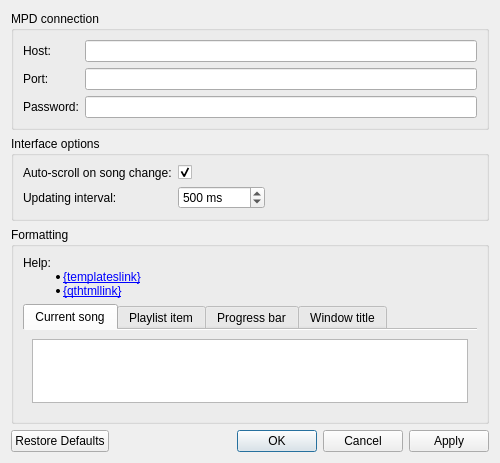
tsufeki/qygmy, file qygmy/ui/settings.ui: the form before one commit.
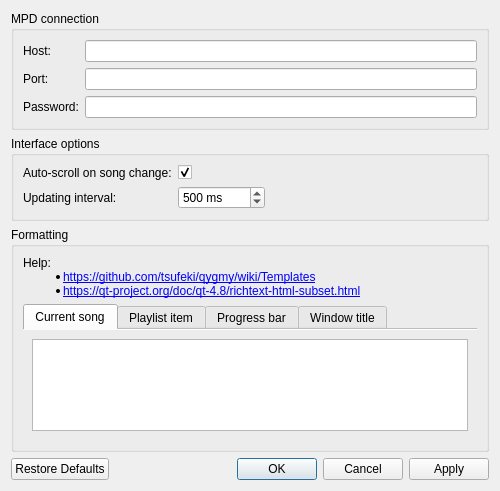
The form after the commit.

```diff
--- a/qygmy/ui/settings.ui
+++ b/qygmy/ui/settings.ui
@@ -155,7 +155,7 @@
       <item>
        <widget class="QLabel" name="help_lb">
         <property name="text">
-         <string>Help:&lt;ul style=&quot;margin: 0&quot;&gt;&lt;li&gt;&lt;a href=&quot;{templateslink}&quot;&gt;{templateslink}&lt;/a&gt;&lt;/li&gt;&lt;li&gt;&lt;a href=&quot;{qthtmllink}&quot;&gt;{qthtmllink}&lt;/a&gt;&lt;/li&gt;&lt;/ul&gt;</string>
+         <string>Help:&lt;ul style=&quot;margin: 0&quot;&gt;&lt;li&gt;&lt;a href=&quot;https://github.com/tsufeki/qygmy/wiki/Templates&quot;&gt;https://github.com/tsufeki/qygmy/wiki/Templates&lt;/a&gt;&lt;/li&gt;&lt;li&gt;&lt;a href=&quot;https://qt-project.org/doc/qt-4.8/richtext-html-subset.html&quot;&gt;https://qt-project.org/doc/qt-4.8/richtext-html-subset.html&lt;/a&gt;&lt;/li&gt;&lt;/ul&gt;</string>
         </property>
         <property name="textFormat">
          <enum>Qt::RichText</enum>
```
